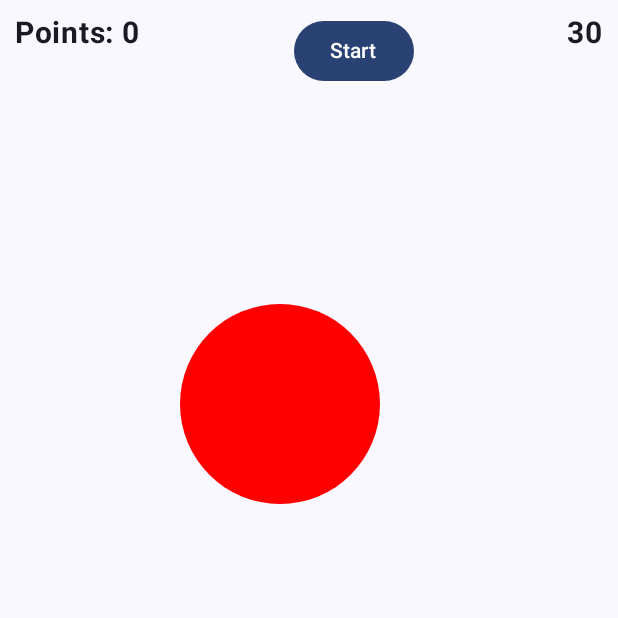
After one commit to ukhanyov/CanvasWorkshop, an Android app built with Jetpack Compose: the composable DetectingTouchScreen shown on its own in the app's theme, on a phone screen of 412 x 824 dp, the top half of it. The commit adds this screen. Run offline under Robolectric (Android 15) with nearby library versions, the phone set to English and light mode, and no system bars.

Commit message:
Detecting Touch on screen added + refactoring

```diff
--- a/app/src/main/java/com/example/canvasworkshop/Screens.kt
+++ b/app/src/main/java/com/example/canvasworkshop/Screens.kt
@@ -4,10 +4,12 @@ sealed class Screens(val name: String) {
     data object Selector : Screens("Selector")
     data object AnimatingAPathArrow : Screens("Animating a Path Arrow")
     data object AnimatingAPathLine : Screens("Animating a Path Line")
+    data object DetectingTouch : Screens("Detecting Touch on screen")
 }
 
 val majorScreens = listOf<Screens>()
 val minorScreens = listOf(
     Screens.AnimatingAPathArrow,
     Screens.AnimatingAPathLine,
+    Screens.DetectingTouch,
 )
--- /dev/null
+++ b/app/src/main/java/com/example/canvasworkshop/screens/detecting_touch/DetectingTouchScreen.kt
@@ -0,0 +1,162 @@
+package com.example.canvasworkshop.screens.detecting_touch
+
+import androidx.compose.foundation.Canvas
+import androidx.compose.foundation.gestures.detectTapGestures
+import androidx.compose.foundation.layout.*
+import androidx.compose.material3.Button
+import androidx.compose.material3.Text
+import androidx.compose.runtime.*
+import androidx.compose.ui.Modifier
+import androidx.compose.ui.geometry.Offset
+import androidx.compose.ui.graphics.Color
+import androidx.compose.ui.input.pointer.pointerInput
+import androidx.compose.ui.text.font.FontWeight
+import androidx.compose.ui.tooling.preview.Preview
+import androidx.compose.ui.unit.dp
+import androidx.compose.ui.unit.sp
+import com.example.canvasworkshop.ui.theme.CanvasWorkshopTheme
+import kotlinx.coroutines.delay
+import kotlin.math.pow
+import kotlin.math.roundToInt
+import kotlin.math.sqrt
+import kotlin.random.Random
+
+@Preview(showBackground = true)
+@Composable
+fun DetectingTouchScreenPreview() {
+    CanvasWorkshopTheme {
+        DetectingTouchScreen()
+    }
+}
+
+@Composable
+fun DetectingTouchScreen() {
+    var points by remember {
+        mutableIntStateOf(0)
+    }
+    var isTimerRunning by remember {
+        mutableStateOf(false)
+    }
+    Column(
+        modifier = Modifier
+            .fillMaxSize()
+    ) {
+        Row(
+            modifier = Modifier
+                .fillMaxWidth()
+                .padding(10.dp),
+            horizontalArrangement = Arrangement.SpaceBetween
+        ) {
+            Text(
+                text = "Points: $points",
+                fontSize = 20.sp,
+                fontWeight = FontWeight.Bold
+            )
+            Button(
+                onClick = {
+                    isTimerRunning = isTimerRunning.not()
+                    points = 0
+                }
+            ) {
+                Text(text = if (isTimerRunning) "Reset" else "Start")
+            }
+            CountDownTimer(
+                isTimerRunning = isTimerRunning
+            ) {
+                isTimerRunning = false
+            }
+        }
+        BallClicker(
+            enabled = isTimerRunning
+        ) {
+            points++
+        }
+    }
+}
+
+@Composable
+fun CountDownTimer(
+    time: Int = 30000,
+    isTimerRunning: Boolean = false,
+    onTimerEnd: () -> Unit = {}
+) {
+    var curTime by remember {
+        mutableIntStateOf(time)
+    }
+    LaunchedEffect(key1 = curTime, key2 = isTimerRunning) {
+        if (isTimerRunning.not()) {
+            curTime = time
+            return@LaunchedEffect
+        }
+        if (curTime > 0) {
+            delay(1000)
+            curTime -= 1000
+        } else {
+            onTimerEnd()
+        }
+    }
+    Text(
+        text = (curTime / 1000).toString(),
+        fontSize = 20.sp,
+        fontWeight = FontWeight.Bold
+    )
+}
+
+@Composable
+fun BallClicker(
+    radius: Float = 100f,
+    enabled: Boolean = false,
+    ballColor: Color = Color.Red,
+    onBallClick: () -> Unit = {}
+) {
+    BoxWithConstraints(
+        modifier = Modifier
+            .fillMaxSize()
+    ) {
+        var ballPosition by remember {
+            mutableStateOf(
+                randomOffset(
+                    radius = radius,
+                    width = constraints.maxWidth,
+                    height = constraints.maxHeight
+                )
+            )
+        }
+        Canvas(
+            modifier = Modifier
+                .fillMaxSize()
+                .pointerInput(enabled) {
+                    if (enabled.not()) {
+                        return@pointerInput
+                    }
+                    detectTapGestures {
+                        val distance = sqrt(
+                            (it.x - ballPosition.x).pow(2) +
+                                    (it.y - ballPosition.y).pow(2)
+                        )
+                        if (distance <= radius) {
+                            ballPosition = randomOffset(
+                                radius = radius,
+                                width = constraints.maxWidth,
+                                height = constraints.maxHeight
+                            )
+                            onBallClick()
+                        }
+                    }
+                }
+        ) {
+            drawCircle(
+                color = ballColor,
+                radius = radius,
+                center = ballPosition
+            )
+        }
+    }
+}
+
+private fun randomOffset(radius: Float, width: Int, height: Int): Offset {
+    return Offset(
+        x = Random.nextInt(radius.roundToInt(), width - radius.roundToInt()).toFloat(),
+        y = Random.nextInt(radius.roundToInt(), height - radius.roundToInt()).toFloat()
+    )
+}
```
Also changed, not shown: app/src/main/java/com/example/canvasworkshop/MainActivity.kt (+11 -0 lines), app/src/main/java/com/example/canvasworkshop/screens/animating_path/AnimatingAPathArrow.kt (+6 -2 lines), app/src/main/java/com/example/canvasworkshop/screens/animating_path/AnimatingAPathLine.kt (+6 -2 lines).
